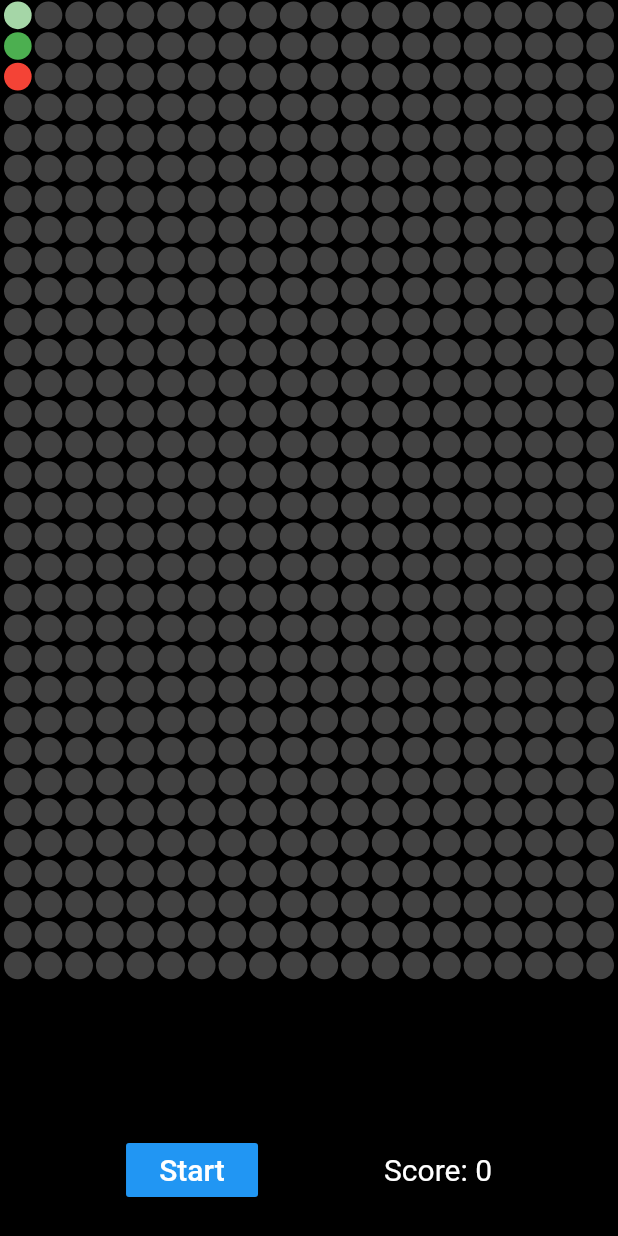
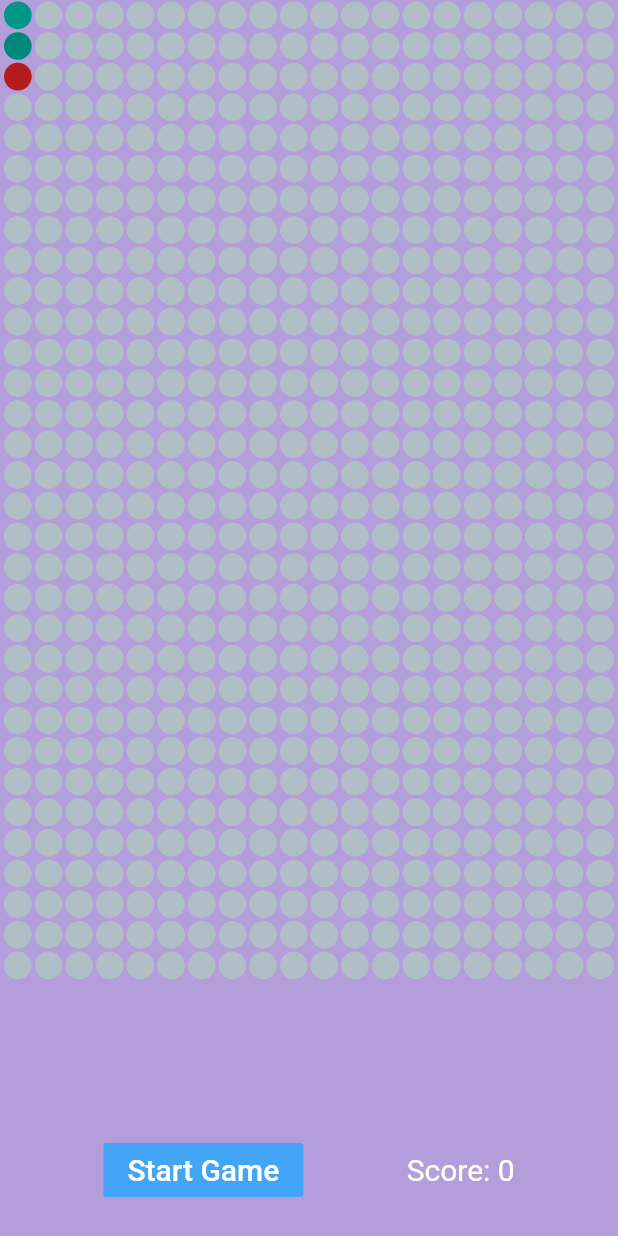
Before and after one commit to JJunHan/Luman, a Flutter app: the SnakeGame screen opened directly, on a phone screen of 412 x 824 dp. Run offline on Flutter 3.47's test engine with Material 2 defaults, Android fonts, the phone set to English and light mode, and no system bars; our stand-ins replace flutter_svg; missing offline and left inert: dart:ffi, toggle_bar.

Commit message:
update to jolene's new game

```diff
--- a/luman/lib/Individual/snakegame.dart
+++ b/luman/lib/Individual/snakegame.dart
@@ -23,7 +23,7 @@ class _SnakeGameState extends State<SnakeGame> {
   var isPlaying = false;
 
   void startGame() {
-    const duration = Duration(milliseconds: 300);
+    const duration = Duration(milliseconds: 200);
 
     snake = [
       // Snake head
@@ -101,14 +101,14 @@ class _SnakeGameState extends State<SnakeGame> {
         context: context,
         builder: (BuildContext context) {
           return AlertDialog(
-            title: Text('Game Over'),
+            title: Text('Game Over !!'),
             content: Text(
-              'Score: ${snake.length - 2}',
+              'Your score is: ${snake.length - 2}',
               style: TextStyle(fontSize: 20),
             ),
             actions: <Widget>[
               FlatButton(
-                child: Text('Close'),
+                child: Text('Exit'),
                 onPressed: () {
                   Navigator.of(context).pop();
                 },
@@ -119,9 +119,8 @@ class _SnakeGameState extends State<SnakeGame> {
   }
 
   Widget build(BuildContext context) {
-    Size size = MediaQuery.of(context).size;
     return Scaffold(
-      backgroundColor: Colors.black,
+      backgroundColor: Colors.deepPurple.shade200,
       body: Column(
         children: <Widget>[
           Expanded(
@@ -162,13 +161,13 @@ class _SnakeGameState extends State<SnakeGame> {
                       }
 
                       if (snake.first[0] == x && snake.first[1] == y) {
-                        color = Colors.green;
+                        color = Colors.teal.shade600;
                       } else if (isSnakeBody) {
-                        color = Colors.green[200];
+                        color = Colors.teal;
                       } else if (food[0] == x && food[1] == y) {
-                        color = Colors.red;
+                        color = Colors.red.shade900;
                       } else {
-                        color = Colors.grey[800];
+                        color = Colors.blueGrey.shade200;
                       }
 
                       return Container(
@@ -188,9 +187,10 @@ class _SnakeGameState extends State<SnakeGame> {
               mainAxisAlignment: MainAxisAlignment.spaceEvenly,
               children: <Widget>[
                 FlatButton(
-                      color: isPlaying ? Colors.red : Colors.blue,
+                    color:
+                        isPlaying ? Colors.red.shade800 : Colors.blue.shade400,
                     child: Text(
-                        isPlaying ? 'End' : 'Start',
+                      isPlaying ? 'End Game' : 'Start Game',
                       style: fontStyle,
                     ),
                     onPressed: () {
@@ -205,7 +205,8 @@ class _SnakeGameState extends State<SnakeGame> {
                   style: fontStyle,
                 ),
               ],
-              )),
+            ),
+          ),
         ],
       ),
     );
```
Lines whose indentation alone changed are shown as unchanged.
